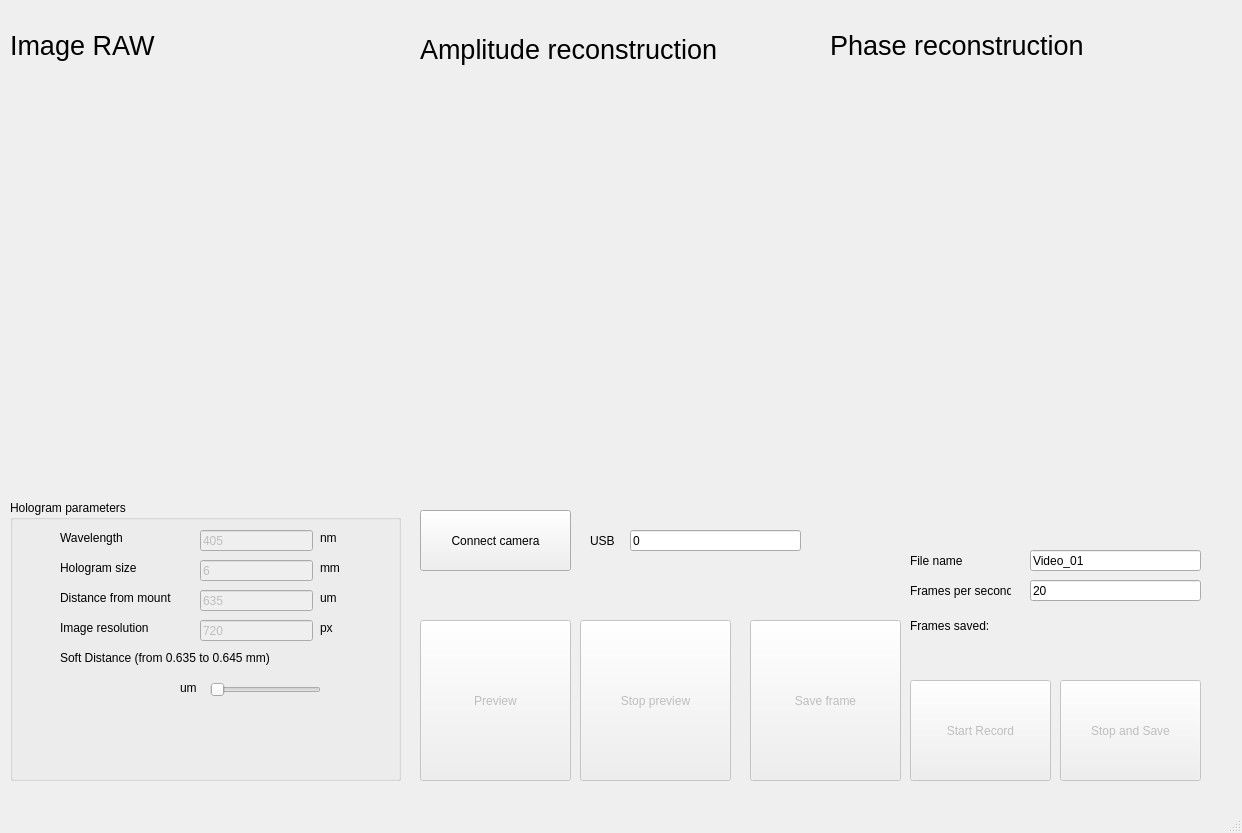
The window that Microscope.ui (CamiloWeinberger/HoloCam) describes before a commit, drawn with Qt 5.
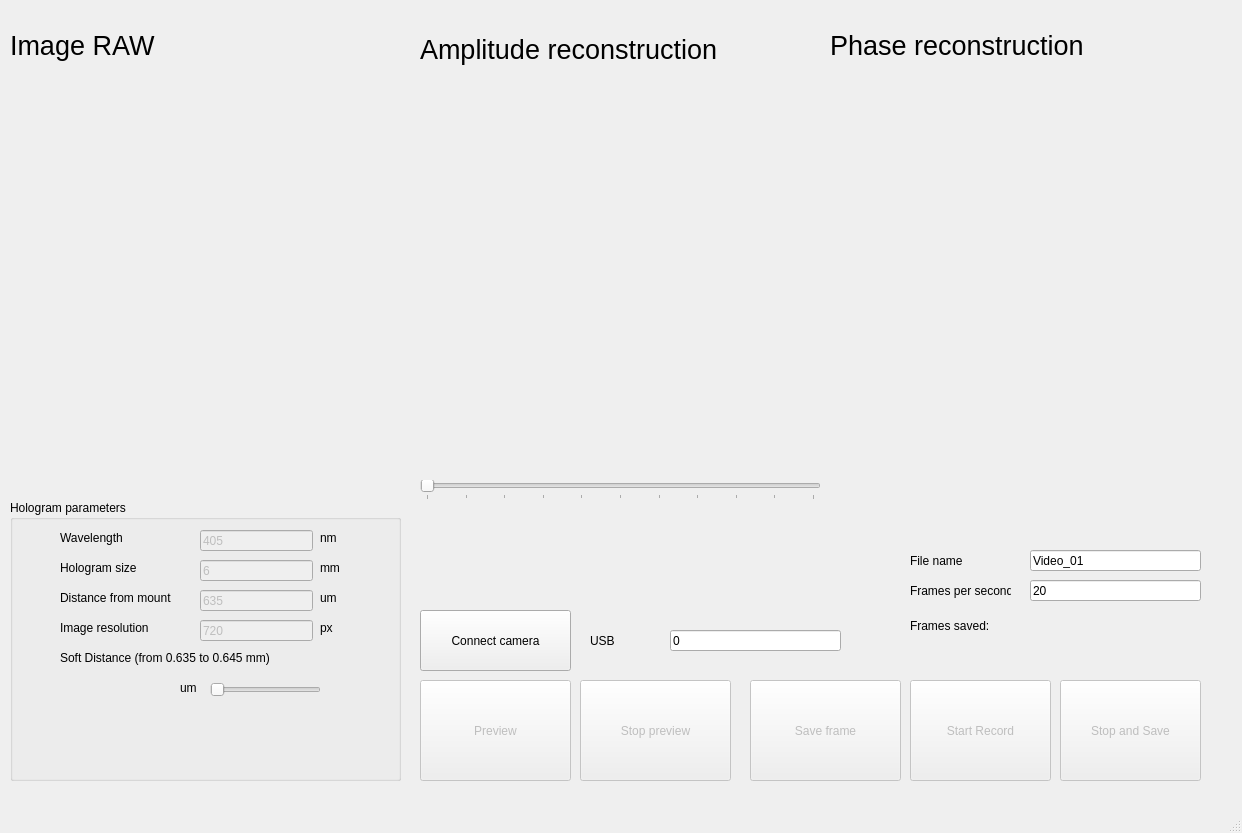
The same window after the commit. Icons and pictures are not drawn.

Commit message: including line for ploting

```diff
--- a/Microscope.ui
+++ b/Microscope.ui
@@ -49,9 +49,9 @@
     <property name="geometry">
      <rect>
       <x>420</x>
-      <y>620</y>
+      <y>680</y>
       <width>151</width>
-      <height>161</height>
+      <height>101</height>
      </rect>
     </property>
     <property name="text">
@@ -439,9 +439,9 @@
     <property name="geometry">
      <rect>
       <x>750</x>
-      <y>620</y>
+      <y>680</y>
       <width>151</width>
-      <height>161</height>
+      <height>101</height>
      </rect>
     </property>
     <property name="text">
@@ -519,9 +519,9 @@
     <property name="geometry">
      <rect>
       <x>580</x>
-      <y>620</y>
+      <y>680</y>
       <width>151</width>
-      <height>161</height>
+      <height>101</height>
      </rect>
     </property>
     <property name="text">
@@ -671,7 +671,7 @@
     <property name="geometry">
      <rect>
       <x>420</x>
-      <y>510</y>
+      <y>610</y>
       <width>151</width>
       <height>61</height>
      </rect>
@@ -683,8 +683,8 @@
    <widget class="QLineEdit" name="cam_number">
     <property name="geometry">
      <rect>
-      <x>630</x>
-      <y>530</y>
+      <x>670</x>
+      <y>630</y>
       <width>171</width>
       <height>21</height>
      </rect>
@@ -697,7 +697,7 @@
     <property name="geometry">
      <rect>
       <x>590</x>
-      <y>530</y>
+      <y>630</y>
       <width>51</width>
       <height>21</height>
      </rect>
@@ -706,6 +706,47 @@
      <string>USB</string>
     </property>
    </widget>
+   <widget class="QLabel" name="im_amp_line">
+    <property name="geometry">
+     <rect>
+      <x>420</x>
+      <y>500</y>
+      <width>401</width>
+      <height>91</height>
+     </rect>
+    </property>
+    <property name="text">
+     <string/>
+    </property>
+   </widget>
+   <widget class="QSlider" name="line_amp">
+    <property name="enabled">
+     <bool>false</bool>
+    </property>
+    <property name="geometry">
+     <rect>
+      <x>420</x>
+      <y>480</y>
+      <width>401</width>
+      <height>20</height>
+     </rect>
+    </property>
+    <property name="maximum">
+     <number>10</number>
+    </property>
+    <property name="pageStep">
+     <number>1</number>
+    </property>
+    <property name="orientation">
+     <enum>Qt::Horizontal</enum>
+    </property>
+    <property name="tickPosition">
+     <enum>QSlider::TicksBelow</enum>
+    </property>
+    <property name="tickInterval">
+     <number>1</number>
+    </property>
+   </widget>
   </widget>
   <widget class="QMenuBar" name="menubar">
    <property name="geometry">
```
The commit also changes 3 other files.
